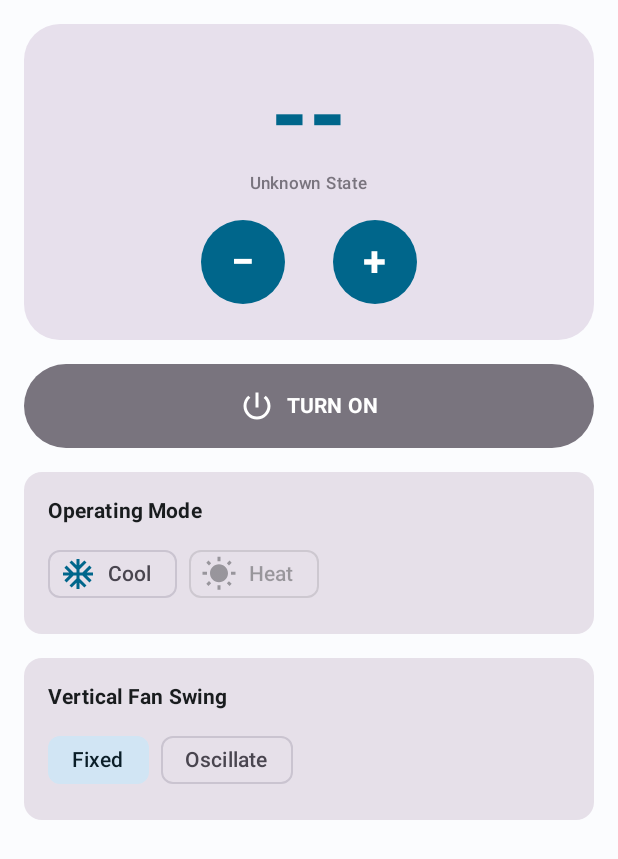
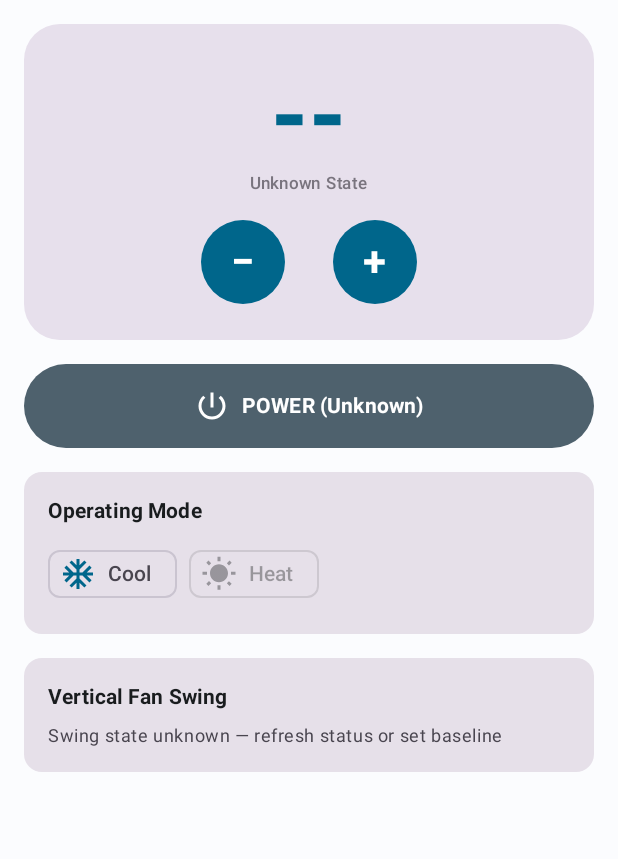
Before and after one commit to haider1euroshub/AC-Control, an Android app built with Jetpack Compose: the composable ActiveControlsView shown on its own in the app's theme, on a phone screen of 412 x 824 dp. Shown: the top 859 px of the screen. Run offline under Robolectric (Android 15) with nearby library versions, the phone set to English and light mode, and no system bars.

Commit message:
recovery: achieve SOFTWARE_READY with strict provenance, safety gates, unsigned release, and 37 passing tests

```diff
--- a/app/build.gradle.kts
+++ b/app/build.gradle.kts
@@ -28,12 +28,14 @@ android {
             isDebuggable = true
         }
         release {
-            isMinifyEnabled = false
+            isMinifyEnabled = true
             proguardFiles(
                 getDefaultProguardFile("proguard-android-optimize.txt"),
                 "proguard-rules.pro"
             )
-            signingConfig = signingConfigs.getByName("debug") // Default debug signing for personal installable APK
+            // No signingConfig: produces an unsigned APK by default.
+            // The owner signs manually with their own keystore before distribution.
+            // NEVER use debug signingConfig for release.
         }
     }
 
--- a/app/src/main/kotlin/com/roomac/controller/ui/main/MainScreen.kt
+++ b/app/src/main/kotlin/com/roomac/controller/ui/main/MainScreen.kt
@@ -190,8 +190,9 @@ internal fun ActiveControlsView(
                 val tempText = if (tempVal != null) "${tempVal.toInt()}°C" else "--"
                 val provenanceText = when (uiState.acState.targetTemperature.provenance) {
                     StateProvenance.CONFIRMED_BY_AC -> "Confirmed by AC"
+                    StateProvenance.STALE -> "Stale (was confirmed; reconnect to refresh)"
                     StateProvenance.OPTIMISTIC_AFTER_SEND -> "Sent (Awaiting Confirmation)"
-                    StateProvenance.OWNER_ASSERTED -> "Owner Asserted"
+                    StateProvenance.OWNER_ASSERTED -> "Owner-entered, not verified"
                     StateProvenance.UNKNOWN -> "Unknown State"
                 }
 
@@ -221,19 +222,32 @@ internal fun ActiveControlsView(
         }
 
         // Power Toggle
+        // SAFETY (G1): Unknown power state must NEVER render as OFF.
+        // We use a tri-state: ON / OFF / UNKNOWN.
+        val powerKnown = uiState.acState.power.isKnown || uiState.acState.power.provenance == StateProvenance.STALE
         val isPowerOn = uiState.acState.power.value == PowerState.ON
+        val powerLabel = when {
+            !uiState.acState.power.hasDisplayValue -> "POWER (Unknown)"
+            uiState.acState.power.provenance == StateProvenance.STALE -> if (isPowerOn) "TURN OFF (Stale)" else "TURN ON (Stale)"
+            isPowerOn -> "TURN OFF"
+            else -> "TURN ON"
+        }
         Button(
             onClick = onPowerClicked,
             modifier = Modifier
                 .fillMaxWidth()
                 .height(56.dp),
             colors = ButtonDefaults.buttonColors(
-                containerColor = if (isPowerOn) MaterialTheme.colorScheme.primary else MaterialTheme.colorScheme.outline
+                containerColor = when {
+                    !uiState.acState.power.hasDisplayValue -> MaterialTheme.colorScheme.secondary
+                    isPowerOn -> MaterialTheme.colorScheme.primary
+                    else -> MaterialTheme.colorScheme.outline
+                }
             )
         ) {
             Icon(Icons.Default.PowerSettingsNew, contentDescription = null)
             Spacer(modifier = Modifier.width(8.dp))
-            Text(if (isPowerOn) "TURN OFF" else "TURN ON", fontWeight = FontWeight.Bold)
+            Text(powerLabel, fontWeight = FontWeight.Bold)
         }
 
         // Mode Chips
@@ -261,11 +275,23 @@ internal fun ActiveControlsView(
         }
 
         // Swing Controls
+        // SAFETY (G2): Unknown swing state must NEVER render as OFF.
         Card(modifier = Modifier.fillMaxWidth()) {
             Column(modifier = Modifier.padding(16.dp)) {
-                Text("Vertical Fan Swing", style = MaterialTheme.typography.titleSmall, fontWeight = FontWeight.Bold)
+                val swingStale = uiState.acState.swing.provenance == StateProvenance.STALE
+                val swingLabel = if (swingStale) "Vertical Fan Swing (Stale)" else "Vertical Fan Swing"
+                Text(swingLabel, style = MaterialTheme.typography.titleSmall, fontWeight = FontWeight.Bold)
                 Spacer(modifier = Modifier.height(8.dp))
-                val curVert = uiState.acState.swing.value?.vertical ?: SwingPosition.OFF
+                val swingValue = uiState.acState.swing.value
+                if (swingValue == null && uiState.acState.swing.provenance == StateProvenance.UNKNOWN) {
+                    // Unknown: show indicator, don't select any chip
+                    Text(
+                        "Swing state unknown — refresh status or set baseline",
+                        style = MaterialTheme.typography.bodySmall,
+                        color = MaterialTheme.colorScheme.onSurfaceVariant
+                    )
+                } else {
+                    val curVert = swingValue?.vertical
                     Row(horizontalArrangement = Arrangement.spacedBy(8.dp)) {
                         FilterChip(
                             selected = curVert == SwingPosition.OFF,
@@ -282,3 +308,4 @@ internal fun ActiveControlsView(
             }
         }
     }
+}
--- a/core-domain/src/main/kotlin/com/roomac/controller/domain/model/AcModels.kt
+++ b/core-domain/src/main/kotlin/com/roomac/controller/domain/model/AcModels.kt
@@ -31,6 +31,7 @@ data class SwingState(
  */
 enum class StateProvenance {
     CONFIRMED_BY_AC,        // Verified directly from a valid parsed status packet from the AC
+    STALE,                  // Was CONFIRMED_BY_AC but connection lost; still displayed but not a control basis
     OPTIMISTIC_AFTER_SEND,  // In-flight command transmitted over network; awaiting confirmation
     OWNER_ASSERTED,         // Explicitly entered by the owner in Setup (Bring-up mode)
     UNKNOWN                 // No confirmed or asserted value exists
@@ -40,11 +41,23 @@ data class ValueWithProvenance<T>(
     val value: T?,
     val provenance: StateProvenance = StateProvenance.UNKNOWN
 ) {
-    val isKnown: Boolean get() = value != null && provenance != StateProvenance.UNKNOWN
+    /**
+     * Value is known and usable as a control basis.
+     * STALE values are displayed but NOT usable for sending control frames.
+     */
+    val isKnown: Boolean get() = value != null &&
+        provenance != StateProvenance.UNKNOWN &&
+        provenance != StateProvenance.STALE
+
+    /**
+     * True if the value can be displayed (even if stale/optimistic).
+     */
+    val hasDisplayValue: Boolean get() = value != null && provenance != StateProvenance.UNKNOWN
 
     companion object {
         fun <T> unknown(): ValueWithProvenance<T> = ValueWithProvenance(null, StateProvenance.UNKNOWN)
         fun <T> confirmed(value: T): ValueWithProvenance<T> = ValueWithProvenance(value, StateProvenance.CONFIRMED_BY_AC)
+        fun <T> stale(value: T): ValueWithProvenance<T> = ValueWithProvenance(value, StateProvenance.STALE)
         fun <T> optimistic(value: T): ValueWithProvenance<T> = ValueWithProvenance(value, StateProvenance.OPTIMISTIC_AFTER_SEND)
         fun <T> ownerAsserted(value: T): ValueWithProvenance<T> = ValueWithProvenance(value, StateProvenance.OWNER_ASSERTED)
     }
--- a/core-domain/src/main/kotlin/com/roomac/controller/domain/usecase/AcController.kt
+++ b/core-domain/src/main/kotlin/com/roomac/controller/domain/usecase/AcController.kt
@@ -23,8 +23,10 @@ class AcController(
     private var inFlightSendJob: Job? = null
 
     fun onPowerClicked(currentState: AcState) {
-        // Toggle power if known, or default to ON if state is unknown
         val currentPower = currentState.power.value
+        // When power is unknown (provenance UNKNOWN or STALE without a known value), we cannot
+        // safely toggle. Default to OFF→ON transition (send ON) so we never accidentally turn off
+        // a running AC whose state we don't know. The UI should warn the user when state is unknown.
         val next = if (currentPower == PowerState.ON) PowerState.OFF else PowerState.ON
         coroutineScope.launch {
             repository.setPower(next)
```
Also changed, not shown: app/src/main/kotlin/com/roomac/controller/ui/setup/SetupScreen.kt (+12 -2 lines), app/src/main/kotlin/com/roomac/controller/ui/setup/SetupViewModel.kt (+8 -0 lines), core-protocol/src/main/kotlin/com/roomac/controller/protocol/DefaultAcRepository.kt (+5 -2 lines), core-protocol/src/main/kotlin/com/roomac/controller/protocol/DriverConnectionManager.kt (+35 -2 lines), driver-haismart/src/main/kotlin/com/roomac/controller/driver/haismart/HaiSmartDriver.kt (+24 -4 lines), driver-smartair2/src/main/kotlin/com/roomac/controller/driver/smartair2/SmartAir2Driver.kt (+26 -4 lines), 8 other files. Lines whose indentation alone changed are shown as unchanged.
